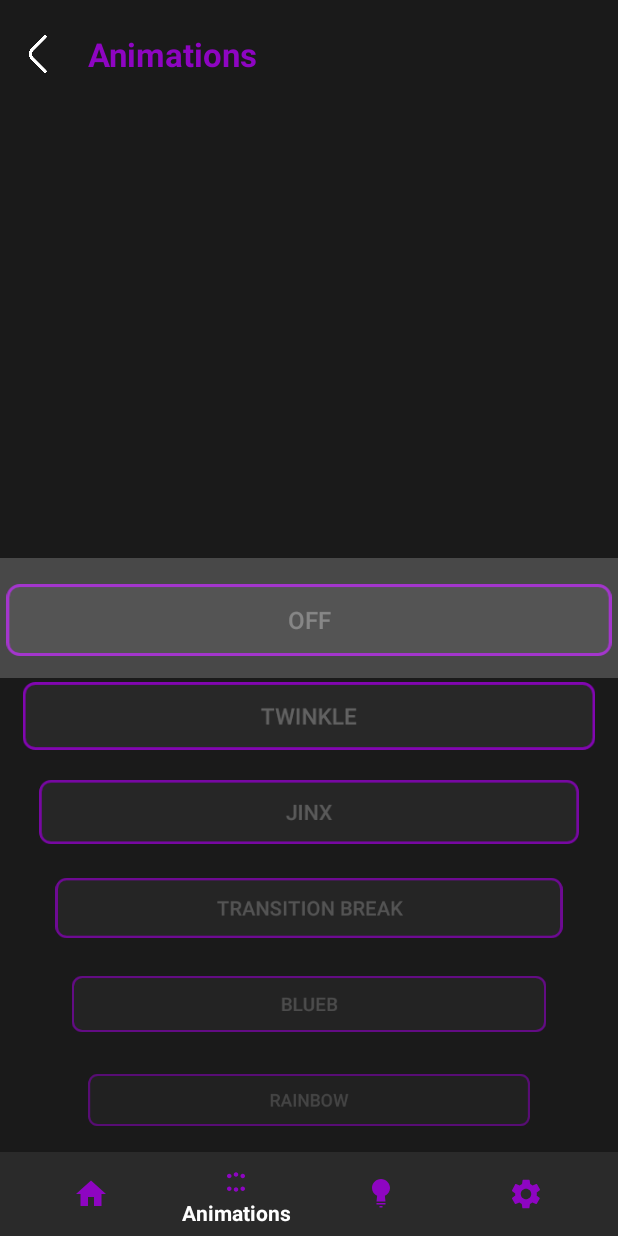
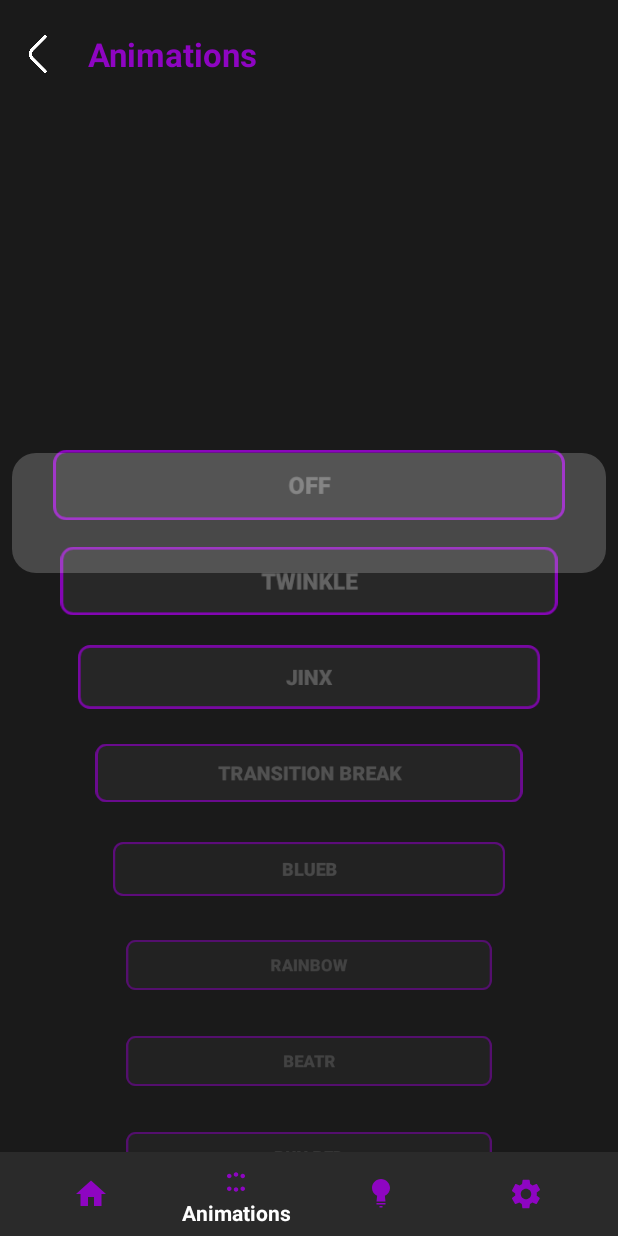
Before and after one commit to Cradlesss/Project-Void, an Android app: the Animations screen opened directly, with no data from a screen before it, on a phone screen of 412 x 824 dp. Run offline under Robolectric (Android 15) with nearby library versions, the phone set to English and light mode, and no system bars.

Commit message:
Small fixes and redesign to the RecycleViev in animations.xml

```diff
--- a/Vortex_app/app/src/main/java/com/project/vortex/AggressiveSnapHelper.java
+++ /dev/null
@@ -1,32 +0,0 @@
-package com.project.vortex;
-
-import android.util.DisplayMetrics;
-
-import androidx.recyclerview.widget.LinearSmoothScroller;
-import androidx.recyclerview.widget.LinearSnapHelper;
-import androidx.recyclerview.widget.RecyclerView;
-
-public class AggressiveSnapHelper extends LinearSnapHelper {
-    private RecyclerView recyclerView;
-
-    @Override
-    public void attachToRecyclerView(RecyclerView recyclerView) throws IllegalStateException {
-        this.recyclerView = recyclerView;
-        super.attachToRecyclerView(recyclerView);
-    }
-
-    @Override
-    public RecyclerView.SmoothScroller createScroller(RecyclerView.LayoutManager layoutManager) {
-        if (recyclerView == null) {
-            return null;
-        }
-        return new LinearSmoothScroller(recyclerView.getContext()) {
-            @Override
-            protected int calculateTimeForDeceleration(int dx) {
-                int defaultTime = super.calculateTimeForDeceleration(dx);
-                // Make snapping more aggressive by reducing deceleration time.
-                return defaultTime;  // adjust factor as needed
-            }
-        };
-    }
-}
--- a/Vortex_app/app/src/main/java/com/project/vortex/Animations.java
+++ b/Vortex_app/app/src/main/java/com/project/vortex/Animations.java
@@ -16,6 +16,7 @@ import android.widget.Toast;
 import androidx.annotation.NonNull;
 import androidx.appcompat.app.AppCompatActivity;
 import androidx.recyclerview.widget.LinearLayoutManager;
+import androidx.recyclerview.widget.OrientationHelper;
 import androidx.recyclerview.widget.RecyclerView;
 import com.google.android.material.bottomnavigation.BottomNavigationView;
 import java.util.Arrays;
@@ -25,7 +26,7 @@ public class Animations extends AppCompatActivity {
     private static final String TAG = "Animations";
     private boolean isConnected = false; // Tracks connection state
     private  AnimationButtonAdapter adapter;
-    private AggressiveSnapHelper snapHelper;
+    private CustomSnapHelper snapHelper;
     BottomNavigationView bottomNavigationView;
     ImageButton backButton;
     FrameLayout backButtonFrame;
@@ -146,14 +147,32 @@ public class Animations extends AppCompatActivity {
         recyclerView.setLayoutManager(layoutManager);
         recyclerView.setItemAnimator(null);
 
-        recyclerView.getViewTreeObserver().addOnPreDrawListener(() -> {
-            updateChildTransforms(recyclerView);
-            return true;
+        int offset = getResources().getDimensionPixelOffset(R.dimen.selection_offset);
+        snapHelper = new CustomSnapHelper(offset);
+        snapHelper.attachToRecyclerView(recyclerView);
+
+        View selectionOverlay = findViewById(R.id.selection_overlay);
+
+        selectionOverlay.getViewTreeObserver().addOnGlobalLayoutListener(new ViewTreeObserver.OnGlobalLayoutListener() {
+            @Override
+            public void onGlobalLayout() {
+                selectionOverlay.getViewTreeObserver().removeOnGlobalLayoutListener(this);
+                int[] overlayLocation = new int[2];
+                selectionOverlay.getLocationOnScreen(overlayLocation);
+                int overlayCenterY = overlayLocation[1] + selectionOverlay.getHeight() / 2;
+
+                int[] recyclerLocation = new int[2];
+                recyclerView.getLocationOnScreen(recyclerLocation);
+                int recyclerCenterY = recyclerLocation[1] + recyclerView.getHeight() / 2;
+                int offset = recyclerCenterY - overlayCenterY;
+                Log.d("OffsetCalc","Offset: " + offset);
+
+                recyclerView.getViewTreeObserver().addOnPreDrawListener(() -> {
+                    updateChildTransforms(recyclerView, offset);
+                    return true;
+                });
+            }
         });
-
-
-        snapHelper = new AggressiveSnapHelper();
-        snapHelper.attachToRecyclerView(recyclerView);
 
         recyclerView.addOnScrollListener(new RecyclerView.OnScrollListener() {
             @Override
@@ -163,9 +182,9 @@ public class Animations extends AppCompatActivity {
                 if (newState == RecyclerView.SCROLL_STATE_IDLE) {
                     View snapView = snapHelper.findSnapView(recyclerView.getLayoutManager());
                     if (snapView != null && recyclerView.getChildAdapterPosition(snapView) != RecyclerView.NO_POSITION) {
-                        int pos = recyclerView.getChildAdapterPosition(snapView);
-                        Log.d(TAG, "SCROLL_STATE_SETTLING Snapped to position: " + pos);
-                        adapter.setSelectedPosition(pos);
+                        int position = layoutManager.getPosition(snapView);
+                        Log.d(TAG, "Snapped to position: " + position);
+                        adapter.setSelectedPosition(position);
                     }
                 }
             }
@@ -177,20 +196,21 @@ public class Animations extends AppCompatActivity {
         backButtonFrame = findViewById(R.id.back_button_frame);
     }
 
-    private void updateChildTransforms(RecyclerView recyclerView) {
-        int recyclerCenterY = recyclerView.getHeight() / 2;
+    private void updateChildTransforms(RecyclerView recyclerView, int offset) {
+        // Instead of using recyclerView.getHeight()/2, adjust by subtracting the offset.
+        int effectiveCenterY = recyclerView.getHeight() / 2 - offset;
         for (int i = 0; i < recyclerView.getChildCount(); i++) {
             View child = recyclerView.getChildAt(i);
             int childTop = child.getTop();
             int childBottom = child.getBottom();
             int childCenterY = (childTop + childBottom) / 2;
-            float distanceFromCenter = Math.abs(recyclerCenterY - childCenterY);
-            float normalized = Math.min(distanceFromCenter / recyclerCenterY, 1f);
-            // Scale from 1.0 (center) down to 0.7 (edges)
+            float distanceFromCenter = Math.abs(effectiveCenterY - childCenterY);
+            float normalized = Math.min(distanceFromCenter / (float) effectiveCenterY, 1f);
+            // Scale: from 1.0 at the effective center down to 0.7 at the edges
             float scaleFactor = 1.0f - 0.3f * normalized;
             child.setScaleX(scaleFactor);
             child.setScaleY(scaleFactor);
-            // Dim from full opacity (center) down to 0.5 (edges)
+            // Alpha: from 1.0 at the center to 0.5 at the edges
             float alpha = 1.0f - 0.5f * normalized;
             child.setAlpha(alpha);
         }
--- a/Vortex_app/app/src/main/java/com/project/vortex/BLEService.java
+++ b/Vortex_app/app/src/main/java/com/project/vortex/BLEService.java
@@ -517,4 +517,5 @@ TODO:
    21. fix jinx and transition with break animations and enable the buttons(done)
    22. fix how the device saving works and check where address is set to null (done probably)
    23. Add a way or a method to stop the BLEService (done)
+   24. Make the buttons in RecycleView get smaller faster
  */
--- /dev/null
+++ b/Vortex_app/app/src/main/java/com/project/vortex/CustomSnapHelper.java
@@ -0,0 +1,30 @@
+package com.project.vortex;
+
+import android.view.View;
+
+import androidx.annotation.NonNull;
+import androidx.recyclerview.widget.LinearSnapHelper;
+import androidx.recyclerview.widget.RecyclerView;
+
+public class CustomSnapHelper extends LinearSnapHelper {
+    private int verticalOffset;
+    public CustomSnapHelper(int verticalOffset){
+        this.verticalOffset = verticalOffset;
+    }
+
+    @Override
+    public int[] calculateDistanceToFinalSnap(@NonNull RecyclerView.LayoutManager layoutManager, @NonNull View targetView){
+        int[] out = super.calculateDistanceToFinalSnap(layoutManager, targetView);
+        if(layoutManager.canScrollVertically()){
+
+            int position = layoutManager.getPosition(targetView);
+            if(position == 0) {
+                out[1] = out[1] - verticalOffset/2 - 100;
+            } else {
+                out[1] = out[1] - verticalOffset;
+            }
+        }
+        return out;
+
+    }
+}
--- /dev/null
+++ b/Vortex_app/app/src/main/res/drawable/selection_overlay_background.xml
@@ -0,0 +1,6 @@
+<?xml version="1.0" encoding="utf-8"?>
+<shape xmlns:android="http://schemas.android.com/apk/res/android"
+    android:shape="rectangle">
+    <solid android:color="#33FFFFFF" />
+    <corners android:radius="16dp" />
+</shape>
--- a/Vortex_app/app/src/main/res/layout/animations.xml
+++ b/Vortex_app/app/src/main/res/layout/animations.xml
@@ -58,8 +58,8 @@
             android:layout_width="match_parent"
             android:layout_height="match_parent"
             android:clipToPadding="false"
-            android:paddingTop="325dp"
-            android:paddingBottom="325dp"/>
+            android:paddingTop="235dp"
+            android:paddingBottom="425dp"/>
 
         <!-- Selection Overlay: a translucent gray band -->
         <View
@@ -67,8 +67,10 @@
             android:layout_width="match_parent"
             android:layout_height="80dp"
             android:layout_gravity="center_vertical"
-            android:alpha="0.2"
-            android:background="@color/primaryTextColor"/>
+            android:translationY="-70dp"
+            android:layout_marginStart="8dp"
+            android:layout_marginEnd="8dp"
+            android:background="@drawable/selection_overlay_background" />
     </FrameLayout>
 
     <!-- Bottom Navigation -->
--- a/Vortex_app/app/src/main/res/layout/item_animation.xml
+++ b/Vortex_app/app/src/main/res/layout/item_animation.xml
@@ -2,12 +2,12 @@
     android:id="@+id/itemButtonContainer"
     android:layout_width="match_parent"
     android:layout_height="wrap_content"
-    android:layout_marginStart="4dp"
-    android:layout_marginEnd="4dp"
+    android:layout_marginStart="32dp"
+    android:layout_marginEnd="32dp"
     android:layout_marginBottom="8dp"
     android:layout_marginTop="8dp"
     android:foreground="?attr/selectableItemBackground"
-    android:background="@drawable/trest_button_background_carousel"
+    android:background="@drawable/button_background_with_outline"
     app:shapeAppearance="?attr/shapeAppearanceCornerExtraLarge"
     xmlns:app="http://schemas.android.com/apk/res-auto"
     xmlns:android="http://schemas.android.com/apk/res/android">
@@ -18,6 +18,7 @@
         android:layout_height="wrap_content"
         android:text="Animations"
         android:textSize="16sp"
+        android:textStyle="bold"
         android:textColor="@color/primaryTextColor"
         android:backgroundTint="@color/SecondaryColor"
         android:background="?attr/selectableItemBackground"/>
--- /dev/null
+++ b/Vortex_app/app/src/main/res/values/dimens.xml
@@ -0,0 +1,5 @@
+<?xml version="1.0" encoding="utf-8"?>
+<resources>
+    <dimen name="selection_offset">25dp</dimen>
+    <dimen name="first_item_extra_translation">10dp</dimen>
+</resources>
--- a/Vortex_app/app/src/main/res/values/styles.xml
+++ b/Vortex_app/app/src/main/res/values/styles.xml
@@ -10,7 +10,7 @@
     </style>
 
     <style name="PopupMenuStyle" parent="Widget.AppCompat.PopupMenu">
-        <item name="android:popupBackground">@drawable/test</item>
+        <item name="android:popupBackground">@drawable/button_background_with_outline</item>
         <item name="android:overlapAnchor">false</item>
         <item name="android:elevation">10dp</item>
         <item name="android:itemTextAppearance">@style/PopupMenuTextStyle</item>
```
Also changed, not shown: Vortex_app/app/src/main/java/com/project/vortex/AnimationButtonAdapter.java (+8 -0 lines), Vortex_app/app/src/main/res/drawable/test.xml (deleted, +0 -7 lines), Vortex_app/app/src/main/res/drawable/button_background_with_outline.xml (renamed from Vortex_app/app/src/main/res/drawable/trest_button_background_carousel.xml).
